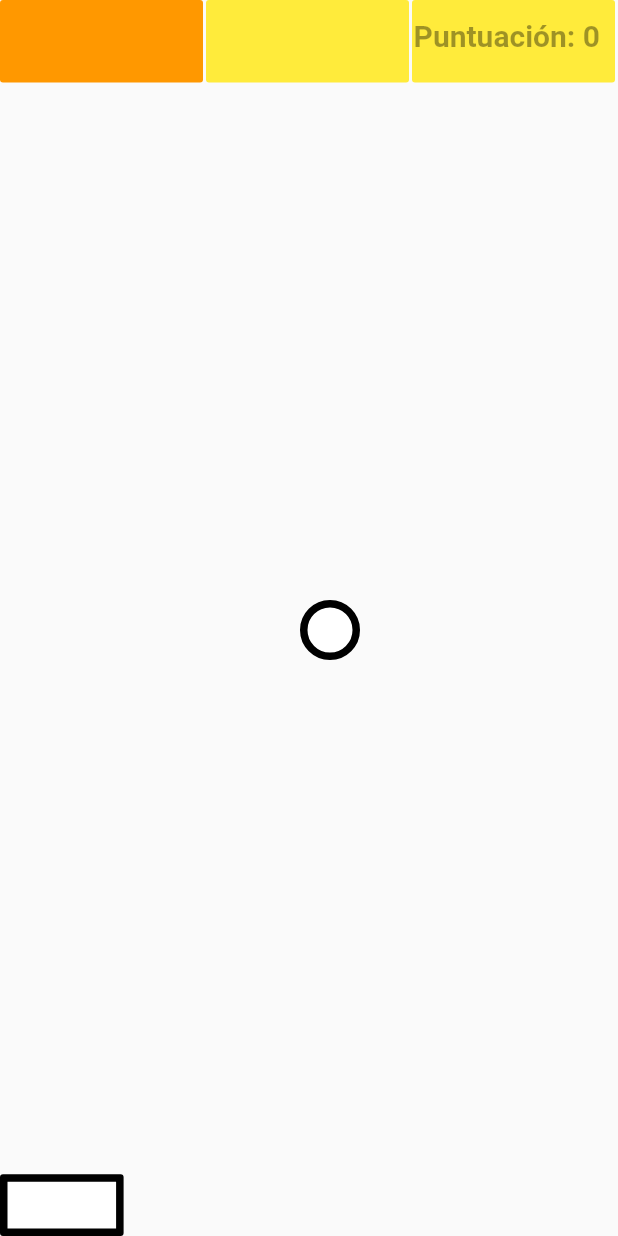
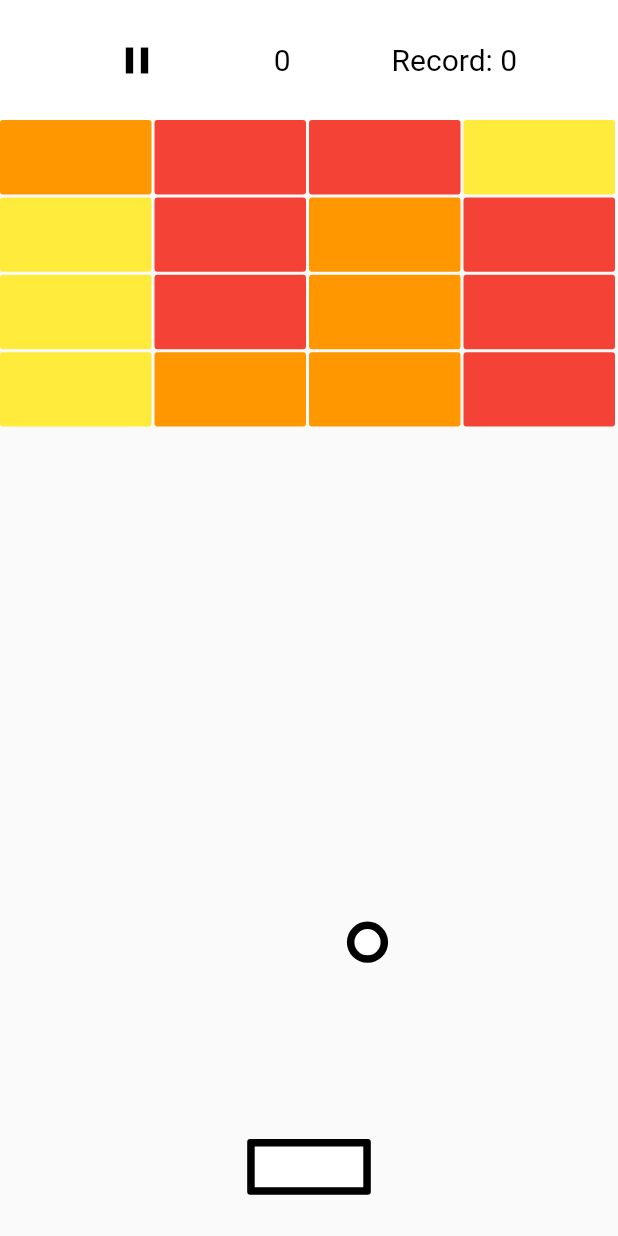
Before and after one commit to DeJorgik/breakout, a Flutter app: the RejillaJuego screen opened directly, on a phone screen of 412 x 824 dp. Run offline on Flutter 3.47's test engine with Material 2 defaults, Android fonts, the phone set to English and light mode, and no system bars; our stand-ins replace google_fonts.

Commit message:
Jorge, juego con todas las funcionalidades menos cuenta atras

```diff
--- a/lib/breakout_app.dart
+++ b/lib/breakout_app.dart
@@ -1,4 +1,5 @@
 import 'package:flutter/material.dart';
+import 'package:flutter/services.dart';
 import 'vistas/vistas.dart';
 
 class BreakoutApp extends StatelessWidget {
@@ -8,6 +9,9 @@ class BreakoutApp extends StatelessWidget {
 
   @override
   Widget build(BuildContext context) {
+
+    SystemChrome.setPreferredOrientations([DeviceOrientation.portraitUp]);
+
     return MaterialApp(
         title: titulo,
         theme: ThemeData(
--- a/lib/modelo/jugador.dart
+++ b/lib/modelo/jugador.dart
@@ -7,6 +7,10 @@ class Jugador{
 
   //Record
   int record = 0;
+
+  //Puntuacion actual
+  //La puntuación que el jugador consiguió en la última partida/ partida actual
+  int puntuacion_actual = 0;
 
   //Skin (Color que tiene equipado en la bola y la barra)
   Color skin = Colors.white;
--- a/lib/vistas/como_jugar_2.dart
+++ b/lib/vistas/como_jugar_2.dart
@@ -84,8 +84,8 @@ class _Como_JugarState extends State<Como_Jugar> {
                               texto_instruccion = instrucciones[id_instruccion];
                             });
                           },
-                          icon: Icon(
-                              Icons.arrow_left,
+                          icon: const Icon(
+                              Icons.arrow_right,
                               size: 30
                           )
                       )
@@ -104,7 +104,7 @@ class _Como_JugarState extends State<Como_Jugar> {
                               texto_instruccion = instrucciones[id_instruccion];
                             });
                             },
-                          icon: Icon(
+                          icon: const Icon(
                               Icons.arrow_left,
                               size: 30
                           )
--- a/lib/vistas/game_over.dart
+++ b/lib/vistas/game_over.dart
@@ -32,22 +32,26 @@ class Game_Over extends StatelessWidget {
                 ),
                 Estilos.EstiloInstancia.separador,
                 Text(
-                  "567",
+                  "${Jugador.JugadorInstancia.record}",
                   style: GoogleFonts.vt323(
                     textStyle: Estilos.EstiloInstancia.titulo2
                   ),
                 ),
                 Estilos.EstiloInstancia.separador,
-                Text(
+                //El mensaje solo se muestra cuando hay un nuevo récord
+                Jugador.JugadorInstancia.puntuacion_actual == Jugador.JugadorInstancia.record ? Text(
                   "NUEVO RECORD!",
                   style: GoogleFonts.vt323(),
                   textScaleFactor: 1.5,
-                ),
+                ) : const SizedBox(),
                 Estilos.EstiloInstancia.separador,
                 SizedBox(
                   width: Pantalla.PantallaInstancia.ancho/2,
                   child: ElevatedButton(
-                      onPressed: () => 0,
+                      onPressed: () => Navigator.push(
+                          context,
+                        MaterialPageRoute(builder: (context) => const Pantalla_Juego()),
+                      ),
                       style: Estilos.EstiloInstancia.estiloboton2,
                       child: Text(
                         "REINICIAR",
--- a/lib/vistas/menu_principal.dart
+++ b/lib/vistas/menu_principal.dart
@@ -51,7 +51,7 @@ class Menu_Principal extends StatelessWidget {
                             child: ElevatedButton(
                                 onPressed: () => Navigator.push(
                                     context,
-                                    MaterialPageRoute(builder: (context) => Game_Over())
+                                    MaterialPageRoute(builder: (context) => Pantalla_Juego())
                                 ),
                                 style: Estilos.EstiloInstancia.estiloboton1,
                                 child: Text(
--- a/lib/vistas/vistas.dart
+++ b/lib/vistas/vistas.dart
@@ -4,3 +4,4 @@ export 'como_jugar.dart';
 export 'pausa.dart';
 export 'tienda.dart';
 export 'game_over.dart';
+export 'pantalla_juego.dart';
--- a/lib/widgets/brick.dart
+++ b/lib/widgets/ladrillo.dart
@@ -1,11 +1,11 @@
 import 'package:flutter/cupertino.dart';
 import 'package:flutter/material.dart';
 
-class Brick extends StatelessWidget {
+class Ladrillo extends StatelessWidget {
   final double ancho;
   final double alto;
   final int vida;
-  const Brick(
+  const Ladrillo(
       {Key? key, required this.ancho, required this.alto, required this.vida})
       : super(key: key);
 
@@ -13,15 +13,25 @@ class Brick extends StatelessWidget {
   Widget build(BuildContext context) {
     final color_brick;
     if (vida == 1) {
-      color_brick = Colors.red;
+      color_brick = Colors.yellow;
     } else if (vida == 2) {
       color_brick = Colors.orange;
     } else if (vida == 3) {
-      color_brick = Colors.yellow;
+      color_brick = Colors.red;
     } else if (vida == 4) {
+      color_brick = Colors.pink;
+    } else if (vida == 5){
+      color_brick = Colors.purple;
+    } else if (vida == 6){
+      color_brick = Colors.blue;
+    } else if (vida == 7){
+      color_brick = Colors.cyanAccent;
+    } else if (vida == 8){
+      color_brick = Colors.lightGreenAccent;
+    } else if (vida == 9){
       color_brick = Colors.green;
     } else {
-      color_brick = Colors.blue;
+      color_brick = Colors.black;
     }
 
     return Container(
--- a/lib/widgets/rejilla_juego.dart
+++ b/lib/widgets/rejilla_juego.dart
@@ -1,9 +1,11 @@
 import 'dart:math';
+import 'package:breakout/vistas/game_over.dart';
 import 'widgets.dart';
 import 'package:flutter/material.dart';
-//import 'package:path_provider/';
+import 'package:breakout/modelo/modelo.dart';
+import 'package:breakout/vistas/vistas.dart';
 
-import 'brick.dart';
+import 'ladrillo.dart';
 
 class RejillaJuego extends StatefulWidget {
   const RejillaJuego({Key? key}) : super(key: key);
@@ -11,6 +13,7 @@ class RejillaJuego extends StatefulWidget {
   State<RejillaJuego> createState() => _RejillaJuegoState();
 }
 
+//Enum con las direcciones posibles
 enum Direccion {
   arriba,
   abajo,
@@ -20,107 +23,54 @@ enum Direccion {
 
 class _RejillaJuegoState extends State<RejillaJuego>
     with SingleTickerProviderStateMixin {
+
+  //Info de la animación
   late AnimationController controladorAnimacion;
+  late double animacion;
+
+  //Direcciones que se permiten
+  var direccionVertical = Direccion.abajo;
+  var direccionHorizontal = Direccion.derecha;
+
+  //Info de la rejilla de juego
+  late double anchoRejilla = 0;
+  late double altoRejilla = 0;
+
+  //Info juego
+  late double incremento;
+
+  //Info de la pelota y la raqueta
   late double xRaqueta;
+  late double yRaqueta;
   late double xPelota;
   late double yPelota;
-  var direccionVertical = Direccion.abajo;
-  var direccionHorizontal = Direccion.derecha;
-  late double animacion;
-  late double anchoRejilla = 0;
-  late double altoRejilla = 0;
   late double diametroPelota;
   late double mitadPelota;
-  int puntuacion = 0;
-  late double incremento;
   double anchoRaqueta = 0.0;
   double altoRaqueta = 0.0;
+
+  //Info de los ladrillos
   late double altoBrick;
   late double anchoBrick;
   late double brickMargin;
-  int numRowBricks = 1;
-  int numColBricks = 3;
+  int numRowBricks = 4; //Numero de listas de ladrillos
+  int numColBricks = 4; //Lumero de columnas de ladrillos
   late int ladrillos_restantes = numRowBricks * numColBricks;
   List<List<int>> brick_vidas = [];
 
-  void preguntarRepetirPartida(BuildContext context) {
-    showDialog(
-        context: context,
-        builder: (BuildContext context) {
-          return AlertDialog(
-            title: const Text(
-              'Game Over',
-              textAlign: TextAlign.center,
-            ),
-            content: Text(
-              'Puntuación: $puntuacion\n¿Quieres jugar otra vez?',
-              textAlign: TextAlign.center,
-            ),
-            actions: <Widget>[
-              TextButton(
-                child: const Text('Si'),
-                onPressed: () {
-                  setState(() {
-                    xPelota = 100.0;
-                    yPelota = 300.0;
-                    puntuacion = 0;
-                  });
-                  Navigator.of(context).pop();
-                  controladorAnimacion?.repeat();
-                },
-              ),
-              TextButton(
-                child: const Text('No'),
-                onPressed: () {
-                  Navigator.of(context).pop();
-                  dispose();
-                },
-              ),
-            ],
-          );
-        });
+  //Funcion que salta al game over, va con un retardo deliberado tras 1 segundo
+  void preguntarRepetirPartida(BuildContext context) async {
+    await Future.delayed(const Duration(seconds:1));
+    Navigator.push(context, MaterialPageRoute(builder: (context) => Game_Over()));
   }
 
-  void comprobarHitBrick() {
-    for (int i = 0; i < numRowBricks; i++) {
-      for (int j = 0; j < numColBricks; j++) {
-        if (brick_vidas[i][j] > 0) {
-          double brickX = j * (anchoBrick + brickMargin);
-          double brickY = i * (altoBrick + brickMargin);
-          if (xPelota >= brickX &&
-              xPelota <= brickX + anchoBrick &&
-              yPelota >= brickY &&
-              yPelota <= brickY + altoBrick) {
-            setState(() {
-              puntuacion++;
-              // le restamos 1 vida al brick que hemos golpeado y si llega a 0 ya no aparece mas
-              brick_vidas[i][j] = brick_vidas[i][j] - 1;
-              if (brick_vidas[i][j] == 0) {
-                ladrillos_restantes--;
-              }
-              if (ladrillos_restantes == 0) {
-                xPelota = 100.0;
-                yPelota = 300.0;
-                regenerarLadrillos(context);
-              }
-            });
-            if (direccionVertical == Direccion.arriba) {
-              direccionVertical = Direccion.abajo;
-            } else {
-              direccionVertical = Direccion.arriba;
-            }
-          }
-        }
-      }
-    }
-  }
-
+  //Función que determina qué pasa ccuando la pelota choca con un borde o con la raqueta
   void comprobarBordes() {
     if (anchoRejilla == 0.0 || altoRejilla == 0.0) {
       return;
     }
     double bordeDerecho = anchoRejilla - diametroPelota;
-    double bordeInferior = altoRejilla - diametroPelota - altoRaqueta;
+    double bordeInferior = altoRejilla - diametroPelota - altoRaqueta - yRaqueta;
     if (xPelota <= 0 && direccionHorizontal == Direccion.izquierda) {
       direccionHorizontal = Direccion.derecha;
     } else if (xPelota >= bordeDerecho &&
@@ -134,9 +84,6 @@ class _RejillaJuegoState extends State<RejillaJuego>
       if (xPelota >= (xRaqueta - mitadPelota) &&
           xPelota <= (xRaqueta + anchoRaqueta + mitadPelota)) {
         direccionVertical = Direccion.arriba;
-        setState(() {
-          incremento += 0.5;
-        });
       } else {
         controladorAnimacion.stop();
         preguntarRepetirPartida(context);
@@ -144,18 +91,72 @@ class _RejillaJuegoState extends State<RejillaJuego>
     }
   }
 
-  void moverRaqueta(DragUpdateDetails detalleDeslizar) {
+  //Funcion que determina el movimiento de la raqueta
+  //Evita que se salga de los bordes del mapa
+  void moverRaqueta(DragUpdateDetails detalleDeslizar){
     setState(() {
       xRaqueta += detalleDeslizar.delta.dx;
-      if (xPelota >= (xRaqueta - mitadPelota) &&
-          xPelota <= (xRaqueta + anchoRaqueta - mitadPelota)) {
-      } else if (xRaqueta >= anchoRejilla - anchoRaqueta) {
+      if (xRaqueta >= anchoRejilla - anchoRaqueta) {
         xRaqueta = anchoRejilla - anchoRaqueta;
+      } if (xRaqueta <= 0) {
+        xRaqueta = 0;
       }
     });
   }
 
-  void regenerarLadrillos(BuildContext context) {
+  //Funcion que determina que pasa cuando la pelota golpea un ladrillo
+  void comprobarHitBrick() {
+    for (int i = 0; i < numRowBricks; i++) {
+      for (int j = 0; j < numColBricks; j++) {
+        if (brick_vidas[i][j] > 0) {
+          double brickX = j * (anchoBrick + brickMargin);
+          double brickY = i * (altoBrick + brickMargin);
+          if (xPelota >= brickX &&
+  xPelota <= brickX + anchoBrick &&
+  yPelota >= brickY &&
+  yPelota <= brickY + altoBrick) {
+            setState(() {
+              // le restamos 1 vida al brick que hemos golpeado y si llega a 0 ya no aparece mas
+              brick_vidas[i][j] = brick_vidas[i][j] - 1;
+              //Aumentar puntuación actual
+              Jugador.JugadorInstancia.puntuacion_actual++;
+              //Comprobar el récord
+              comprobarRecord();
+              if (brick_vidas[i][j] == 0) {
+                ladrillos_restantes--;
+              }
+              if (ladrillos_restantes == 0) {
+
+                //Se reseta la posición de la pelota
+                xPelota = Pantalla.PantallaInstancia.ancho/2 -( Pantalla.PantallaInstancia.ancho/15)/2 -1;
+                yPelota = Pantalla.PantallaInstancia.alto - (Pantalla.PantallaInstancia.ancho/5) * 3;
+                //ir pa arriba
+                direccionHorizontal = Direccion.izquierda;
+                direccionVertical = Direccion.arriba;
+
+                //Aumenta velocidad
+                setState(() {
+                  incremento++;
+                });
+
+                //Regenerar larillos
+                regenerarLadrillos();
+              }
+            });
+
+            if (direccionVertical == Direccion.arriba) {
+              direccionVertical = Direccion.abajo;
+            } else {
+              direccionVertical = Direccion.arriba;
+            }
+          }
+        }
+      }
+    }
+  }
+
+  //Funcion que crea un nuevo set de ladrillos
+  void regenerarLadrillos() {
     Random random = new Random();
     brick_vidas =
         List.generate(numRowBricks, (index) => List.filled(numColBricks, 0));
@@ -167,21 +168,36 @@ class _RejillaJuegoState extends State<RejillaJuego>
     ladrillos_restantes = numColBricks * numRowBricks;
   }
 
+  //Funcion que actualiza el valor del record
+  void comprobarRecord(){
+    setState(() {
+      Jugador.JugadorInstancia.record = max(Jugador.JugadorInstancia.record, Jugador.JugadorInstancia.puntuacion_actual);
+    });
+  }
+
+  //TODO Cuenta atras
+
   @override
   void initState() {
-    xRaqueta = 0.0;
 
-    incremento = 5.0;
-    xPelota = 100.0;
-    yPelota = 300.0;
-    diametroPelota = 40.0;
+    //Inicialización
+    xRaqueta = Pantalla.PantallaInstancia.ancho/2 - (Pantalla.PantallaInstancia.ancho/5)/2;
+    incremento = 2.0;
+    diametroPelota = Pantalla.PantallaInstancia.ancho/15;
     mitadPelota = diametroPelota / 2.0;
+    xPelota = Pantalla.PantallaInstancia.ancho/2 -( Pantalla.PantallaInstancia.ancho/15)/2 -1;
+    yPelota = Pantalla.PantallaInstancia.alto - (Pantalla.PantallaInstancia.ancho/5) * 4;
+    yRaqueta = Pantalla.PantallaInstancia.ancho/15;//para que haya un margen entre la raqueta y el borde de la pantalla
+
+    //Cuando empieza la partida, la puntuacion actual es 0
+    Jugador.JugadorInstancia.puntuacion_actual = 0;
+
     controladorAnimacion = AnimationController(
       duration: const Duration(minutes: 10000),
       vsync: this,
     );
 
-    regenerarLadrillos(context);
+    regenerarLadrillos();
 
     controladorAnimacion.addListener(() {
       setState(() {
@@ -203,7 +219,49 @@ class _RejillaJuegoState extends State<RejillaJuego>
 
   @override
   Widget build(BuildContext context) {
-    return LayoutBuilder(
+    return Scaffold(
+      body: Column(
+        children: <Widget>[
+          Container(
+            height: 80,
+            color: Colors.white,
+            child: Row(
+              mainAxisAlignment: MainAxisAlignment.spaceEvenly,
+              children: <Widget>[
+                IconButton(
+                    onPressed: (){
+
+                      //Pausar animación
+                      controladorAnimacion.stop();
+
+                      //Entrar en la pantalla de pausa
+                      Navigator.push(context, MaterialPageRoute(builder: (context) => const Pausa()));
+
+                      //Retardo deliberado para que no sea tan brusco
+
+                      controladorAnimacion.forward();
+
+                    },
+                    icon: const Icon(Icons.pause, color: Colors.black, size: 30)),
+                Text(
+                  "${Jugador.JugadorInstancia.puntuacion_actual}",
+                  style: TextStyle(
+                    color: Colors.black,
+                    fontSize: 20,
+                  ),
+                ),
+                Text(
+                  "Record: ${Jugador.JugadorInstancia.record}",
+                  style: TextStyle(
+                    color: Colors.black,
+                    fontSize: 20,
+                  ),
+                ),
+              ],
+            ),
+          ),
+           Expanded(
+            child: LayoutBuilder(
                 builder: (BuildContext context, BoxConstraints constraints) {
                   anchoRejilla = constraints.maxWidth;
                   altoRejilla = constraints.maxHeight;
@@ -220,7 +278,7 @@ class _RejillaJuegoState extends State<RejillaJuego>
                           Positioned(
                             top: i * (altoBrick + brickMargin),
                             left: j * (anchoBrick + brickMargin),
-                child: Brick(
+                            child: Ladrillo(
                               ancho: anchoBrick,
                               alto: altoBrick,
                               vida: brick_vidas[i][j],
@@ -231,10 +289,11 @@ class _RejillaJuegoState extends State<RejillaJuego>
                       left: xPelota,
                       child: Pelota(
                         diametro: diametroPelota,
+                        color: Jugador.JugadorInstancia.skin //Skin Elegida
                       ),
                     ),
                     Positioned(
-          bottom: 0,
+                      bottom: yRaqueta,
                       left: xRaqueta,
                       child: GestureDetector(
                           onHorizontalDragUpdate: (DragUpdateDetails detalleDeslizar) {
@@ -243,21 +302,14 @@ class _RejillaJuegoState extends State<RejillaJuego>
                           child: Raqueta(
                             anchura: anchoRaqueta,
                             altura: altoRaqueta,
+                              color: Jugador.JugadorInstancia.skin //Skin Elegida
                           )),
                     ),
-        Positioned(
-          top: 12,
-          right: 12,
-          child: Text(
-            'Puntuación: $puntuacion',
-            style: const TextStyle(
-              fontSize: 20,
-              fontWeight: FontWeight.bold,
-              color: Colors.black38,
+                  ]);
+                })
           ),
+        ],
       ),
-        ),
-      ]);
-    });
+    );
   }
 }
--- a/lib/widgets/widgets.dart
+++ b/lib/widgets/widgets.dart
@@ -1,2 +1,3 @@
 export 'pelota.dart';
 export 'raqueta.dart';
+export 'rejilla_juego.dart';
```
Also changed, not shown: lib/vistas/game_screen.dart (deleted, +0 -52 lines), lib/vistas/pantalla_juego.dart (added, +15 -0 lines), lib/vistas/pausa.dart (+5 -6 lines), pubspec.lock. Lines whose indentation alone changed are shown as unchanged.
